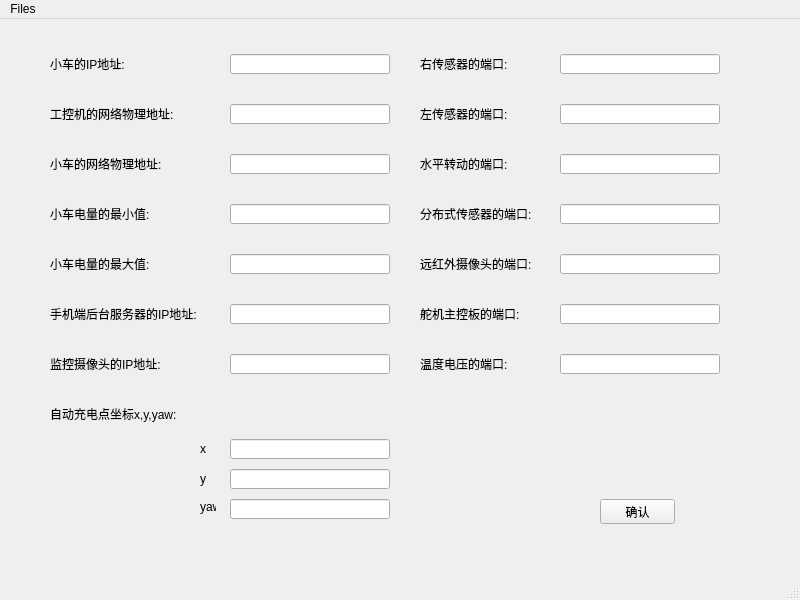
Qt form info.ui (wangqi1994/gui_python_configuration-software) before a commit.
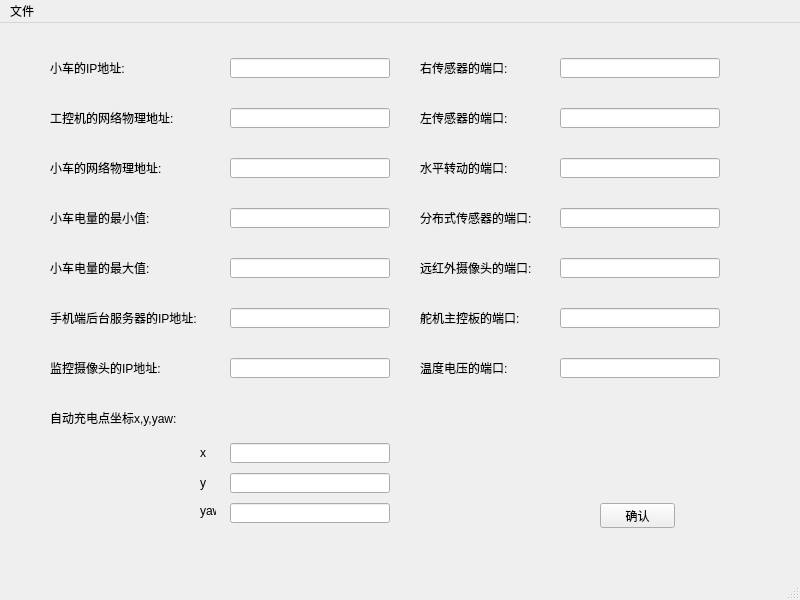
The same form after that commit.

Diff of the .ui file:
```diff
--- a/info.ui
+++ b/info.ui
@@ -455,7 +455,7 @@
    </property>
    <widget class="QMenu" name="menuFiles">
     <property name="title">
-     <string>Files</string>
+     <string>文件</string>
     </property>
     <widget class="QMenu" name="menuNew">
      <property name="title">
```
Left out of the diff: 12 changed lines with no effect on the pictures.
